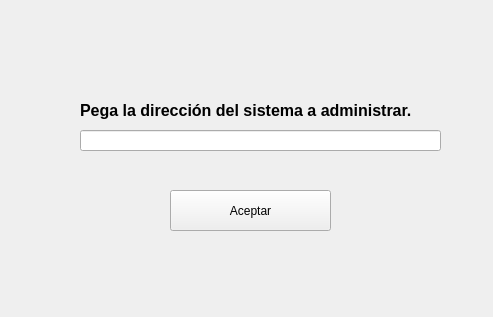
First picture: the form in Views/inicio.ui, repository Gugodin/admin-archivos-linux, before the edit.
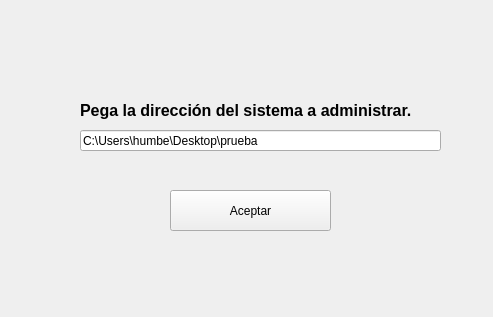
Second picture: the form after the edit.

```diff
--- a/Views/inicio.ui
+++ b/Views/inicio.ui
@@ -24,7 +24,7 @@
      </rect>
     </property>
     <property name="text">
-     <string/>
+     <string>C:\Users\humbe\Desktop\prueba</string>
     </property>
    </widget>
    <widget class="QLabel" name="label">
```
